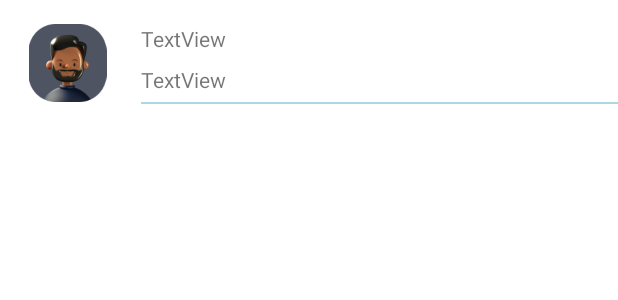
After one commit to Rafaelkontein/Empresa, an Android app: the layout lista_conversas.xml on its own in the app's theme, with its tools: preview values and no code run, on a phone screen of 412 x 824 dp. The commit adds this screen. Shown: the top 300 px of the screen. Run offline under Robolectric (Android 15) with nearby library versions, the phone set to English and light mode, and no system bars.

Commit message:
-Lista de ultimas conversas feitas

```diff
--- /dev/null
+++ b/app/src/main/res/layout/lista_conversas.xml
@@ -0,0 +1,48 @@
+<?xml version="1.0" encoding="utf-8"?>
+<androidx.constraintlayout.widget.ConstraintLayout xmlns:android="http://schemas.android.com/apk/res/android"
+    xmlns:app="http://schemas.android.com/apk/res-auto"
+    xmlns:tools="http://schemas.android.com/tools"
+    android:layout_width="match_parent"
+    android:layout_height="match_parent">
+
+
+    <TextView
+        android:id="@+id/nome_deuser_conversa"
+        android:layout_width="0dp"
+        android:layout_height="wrap_content"
+        android:layout_marginStart="4dp"
+        android:layout_marginTop="16dp"
+        android:text="TextView"
+        app:layout_constraintEnd_toEndOf="parent"
+        app:layout_constraintStart_toEndOf="@+id/imageView8"
+        app:layout_constraintTop_toTopOf="parent" />
+
+    <ImageView
+        android:id="@+id/imageView8"
+        android:layout_width="90dp"
+        android:layout_height="52dp"
+        android:layout_marginTop="16dp"
+        app:layout_constraintEnd_toStartOf="@+id/textView34"
+        app:layout_constraintStart_toStartOf="parent"
+        app:layout_constraintTop_toTopOf="parent"
+        app:srcCompat="@drawable/perfil1" />
+
+    <TextView
+        android:id="@+id/ultima_mensagem"
+        android:layout_width="0dp"
+        android:layout_height="wrap_content"
+        android:layout_marginTop="8dp"
+        android:text="TextView"
+        app:layout_constraintEnd_toEndOf="parent"
+        app:layout_constraintStart_toStartOf="@+id/nome_deuser_conversa"
+        app:layout_constraintTop_toBottomOf="@+id/nome_deuser_conversa" />
+
+    <View
+        android:id="@+id/view10"
+        android:layout_width="0dp"
+        android:background="@color/Rafae"
+        android:layout_height="1dp"
+        app:layout_constraintEnd_toEndOf="parent"
+        app:layout_constraintStart_toStartOf="@+id/ultima_mensagem"
+        app:layout_constraintTop_toBottomOf="@+id/imageView8" />
+</androidx.constraintlayout.widget.ConstraintLayout>
```
Also changed, not shown: app/src/main/java/com/rafa/empresa/Adapters/Adpter_minhas_conversas.java (added, +60 -0 lines), app/src/main/java/com/rafa/empresa/Modais/Contato.java (added, +40 -0 lines), app/src/main/java/com/rafa/empresa/View/Activys/Chat_activyt.java (+28 -0 lines), app/src/main/java/com/rafa/empresa/ui/gallery/GalleryFragment.java (+51 -2 lines), app/src/main/res/layout/fragment_gallery.xml (+7 -11 lines).
